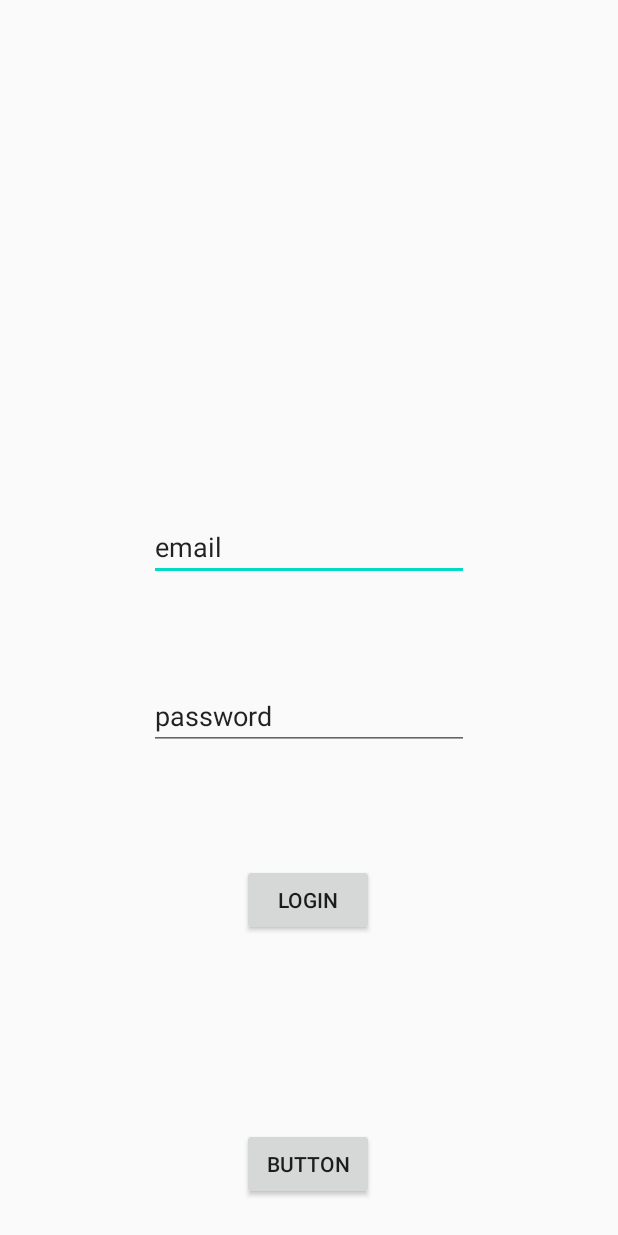
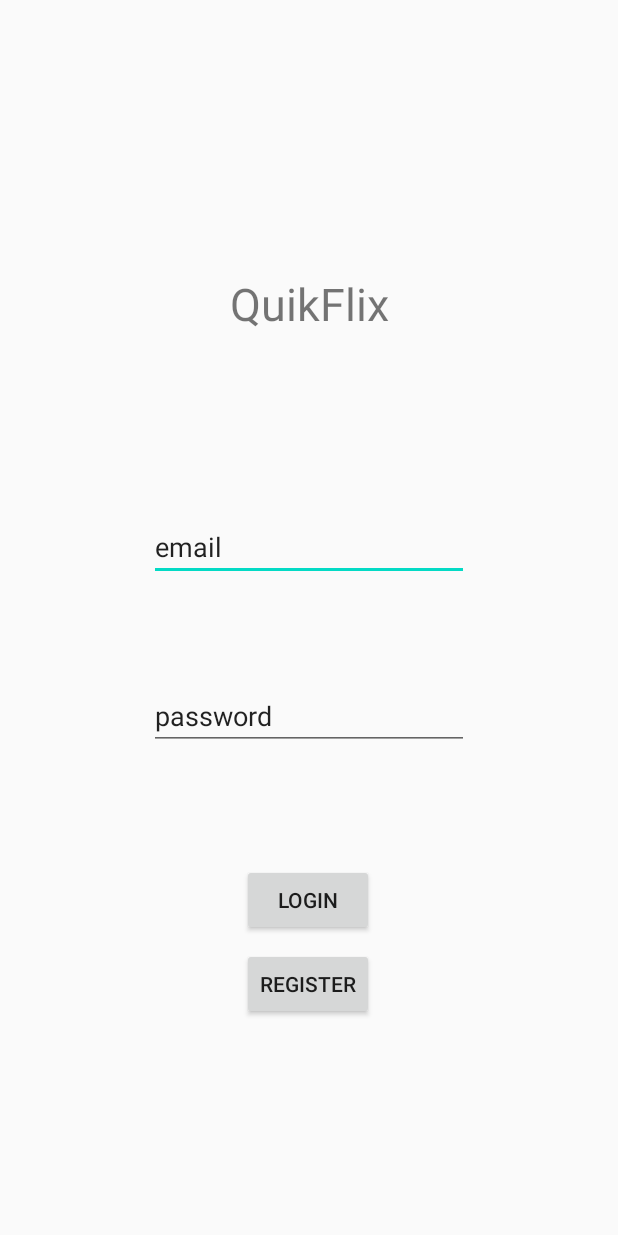
Before and after one commit to Benmcgregor2017/mobileappprojects, an Android app: the screen it shows after launch (MainActivity), on a phone screen of 412 x 824 dp. Run offline under Robolectric (Android 15) with nearby library versions, the phone set to English and light mode, and no system bars; our stand-ins replace Firebase (no records; nobody signed in at launch, a user with empty details on screens opened directly).

Commit message:
Movie Application as of 5/3/2020 2:40 AM
Can delete favorites. Cleaned up activities.

```diff
--- a/app/src/main/java/com/example/movieapplication/MainActivity.java
+++ b/app/src/main/java/com/example/movieapplication/MainActivity.java
@@ -38,11 +38,11 @@ public class MainActivity extends Activity  {
 // Initialize Firebase Auth
         mAuth = FirebaseAuth.getInstance();
 
-        b1 = (Button)findViewById(R.id.LoginButton);
-        email_main = (EditText)findViewById(R.id.email_main);
-        password_main = (EditText)findViewById(R.id.password_main);
+        b1 = (Button)findViewById(R.id.create_acc);
+        email_main = (EditText)findViewById(R.id.email);
+        password_main = (EditText)findViewById(R.id.password);
 
-        b2 = (Button)findViewById(R.id.register);
+        b2 = (Button)findViewById(R.id.cancel);
         tx1 = (TextView)findViewById(R.id.textView3);
         tx1.setVisibility(View.GONE);
 
--- a/app/src/main/java/com/example/movieapplication/RecyclerViewAdapter.java
+++ b/app/src/main/java/com/example/movieapplication/RecyclerViewAdapter.java
@@ -58,6 +58,7 @@ public class RecyclerViewAdapter extends RecyclerView.Adapter<RecyclerViewAdapte
                 Log.d(TAG, "onClick: clicked on: " + mImageNames.get(position));
                 Intent movie_intent = new Intent(mContext, MovieActivity.class);
                 movie_intent.putExtra("Title",mImageNames.get(position));
+                movie_intent.putExtra("Status",0);
                 mContext.startActivity(movie_intent);
             }
         });
--- a/app/src/main/res/layout/activity_home.xml
+++ b/app/src/main/res/layout/activity_home.xml
@@ -46,7 +46,7 @@
         android:layout_marginBottom="9dp"
         android:ems="10"
         android:inputType="textPersonName"
-        android:text="Name" />
+        android:text="Enter Title" />
 
     <Button
         android:id="@+id/submit"
--- a/app/src/main/res/layout/activity_main.xml
+++ b/app/src/main/res/layout/activity_main.xml
@@ -7,7 +7,7 @@
     tools:context=".MainActivity">
 
     <Button
-        android:id="@+id/LoginButton"
+        android:id="@+id/create_acc"
         android:layout_width="wrap_content"
         android:layout_height="wrap_content"
         android:layout_marginBottom="32dp"
@@ -20,7 +20,7 @@
         app:layout_constraintVertical_bias="0.774" />
 
     <EditText
-        android:id="@+id/email_main"
+        android:id="@+id/email"
         android:layout_width="wrap_content"
         android:layout_height="wrap_content"
         android:layout_marginTop="327dp"
@@ -28,13 +28,13 @@
         android:ems="10"
         android:inputType="textPersonName"
         android:text="email"
-        app:layout_constraintBottom_toTopOf="@+id/password_main"
+        app:layout_constraintBottom_toTopOf="@+id/password"
         app:layout_constraintEnd_toEndOf="parent"
         app:layout_constraintStart_toStartOf="parent"
         app:layout_constraintTop_toTopOf="parent" />
 
     <EditText
-        android:id="@+id/password_main"
+        android:id="@+id/password"
         android:layout_width="wrap_content"
         android:layout_height="wrap_content"
         android:layout_marginTop="26dp"
@@ -42,40 +42,44 @@
         android:ems="10"
         android:inputType="textPersonName"
         android:text="password"
-        app:layout_constraintBottom_toTopOf="@+id/LoginButton"
+        app:layout_constraintBottom_toTopOf="@+id/create_acc"
         app:layout_constraintEnd_toEndOf="parent"
         app:layout_constraintStart_toStartOf="parent"
-        app:layout_constraintTop_toBottomOf="@+id/email_main" />
+        app:layout_constraintTop_toBottomOf="@+id/email" />
+
+    <Button
+        android:id="@+id/cancel"
+        android:layout_width="wrap_content"
+        android:layout_height="wrap_content"
+        android:layout_marginStart="161dp"
+        android:layout_marginTop="8dp"
+        android:layout_marginEnd="162dp"
+        android:text="Register"
+        app:layout_constraintEnd_toEndOf="parent"
+        app:layout_constraintHorizontal_bias="0.0"
+        app:layout_constraintStart_toStartOf="parent"
+        app:layout_constraintTop_toBottomOf="@+id/create_acc" />
+
+    <TextView
+        android:id="@+id/RegisterTitle"
+        android:layout_width="189dp"
+        android:layout_height="113dp"
+        android:layout_marginTop="134dp"
+        android:layout_marginBottom="71dp"
+        android:gravity="center"
+        android:text="QuikFlix"
+        android:textSize="30sp"
+        app:layout_constraintBottom_toTopOf="@+id/email"
+        app:layout_constraintEnd_toEndOf="parent"
+        app:layout_constraintStart_toStartOf="parent"
+        app:layout_constraintTop_toTopOf="parent" />
 
     <TextView
         android:id="@+id/textView3"
-        android:layout_width="143dp"
-        android:layout_height="37dp"
-        android:layout_marginTop="59dp"
-        android:layout_marginBottom="24dp"
+        android:layout_width="wrap_content"
+        android:layout_height="wrap_content"
         android:text="TextView"
-        android:textSize="36sp"
-        app:layout_constraintBottom_toBottomOf="parent"
         app:layout_constraintEnd_toEndOf="parent"
         app:layout_constraintStart_toStartOf="parent"
-        app:layout_constraintTop_toBottomOf="@+id/LoginButton"
-        app:layout_constraintVertical_bias="1.0" />
-
-    <Button
-        android:id="@+id/register"
-        android:layout_width="wrap_content"
-        android:layout_height="wrap_content"
-        android:layout_marginStart="161dp"
-        android:layout_marginLeft="161dp"
-        android:layout_marginTop="70dp"
-        android:layout_marginEnd="162dp"
-        android:layout_marginRight="162dp"
-        android:layout_marginBottom="24dp"
-        android:text="Button"
-        app:layout_constraintBottom_toTopOf="@+id/textView3"
-        app:layout_constraintEnd_toEndOf="parent"
-        app:layout_constraintHorizontal_bias="0.0"
-        app:layout_constraintStart_toStartOf="parent"
-        app:layout_constraintTop_toBottomOf="@+id/LoginButton"
-        app:layout_constraintVertical_bias="1.0" />
+        tools:layout_editor_absoluteY="666dp" />
 </androidx.constraintlayout.widget.ConstraintLayout>
```
Also changed, not shown: app/src/main/java/com/example/movieapplication/FavoriteActivity.java (+13 -0 lines), app/src/main/java/com/example/movieapplication/Favorites.java (+12 -0 lines), app/src/main/java/com/example/movieapplication/FirebaseDatabaseHelper.java (+11 -0 lines), app/src/main/java/com/example/movieapplication/MovieActivity.java (+53 -1 lines), app/src/main/java/com/example/movieapplication/RecyclerView_Fav.java (+24 -1 lines), app/src/main/java/com/example/movieapplication/RegisterActivity.java (+12 -3 lines), app/src/main/res/layout/activity_favorite.xml (+23 -0 lines), app/src/main/res/layout/activity_register.xml (+38 -19 lines), 37 other files.
